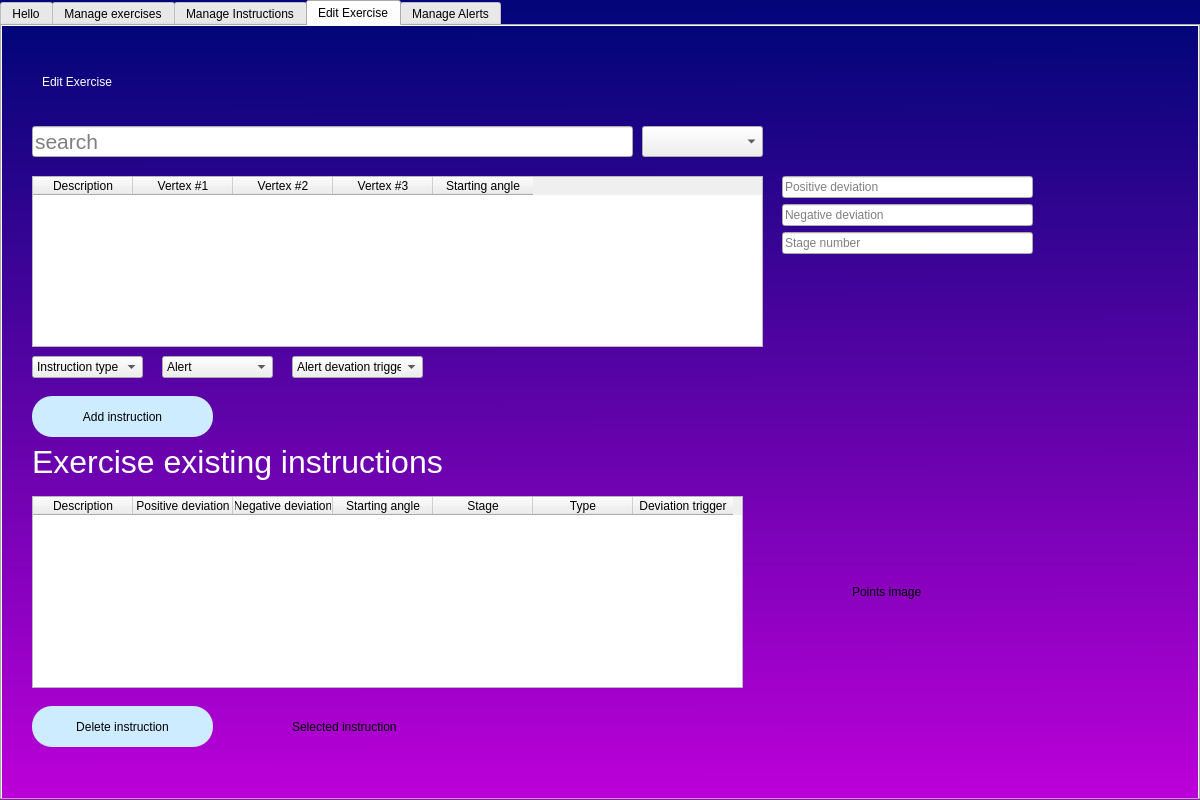
The window that ui/appAdmin.ui (AlonIvshin/AutomaticGymTrainer) describes before a commit, drawn with Qt 5.
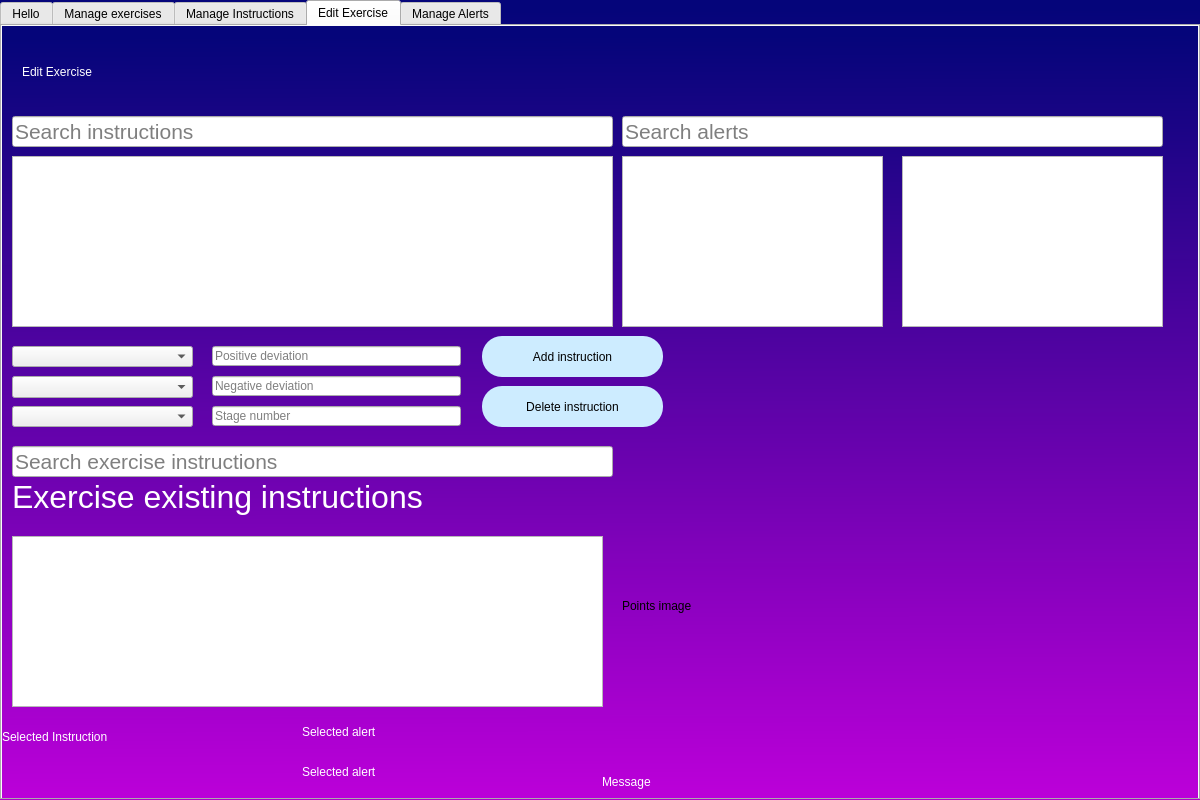
The same window after the commit. The open tabs and pages were chosen to show the change.

What changed in the file:
```diff
--- a/ui/appAdmin.ui
+++ b/ui/appAdmin.ui
@@ -571,83 +571,11 @@
        <attribute name="title">
         <string>Edit Exercise</string>
        </attribute>
-       <widget class="QTableWidget" name="tableWidget_2">
+       <widget class="QLineEdit" name="lineEdit_searchBarInstructionManageExerciseInstructions">
         <property name="geometry">
          <rect>
-          <x>30</x>
-          <y>150</y>
-          <width>731</width>
-          <height>171</height>
-         </rect>
-        </property>
-        <property name="selectionBehavior">
-         <enum>QAbstractItemView::SelectRows</enum>
-        </property>
-        <column>
-         <property name="text">
-          <string>Description</string>
-         </property>
-        </column>
-        <column>
-         <property name="text">
-          <string>Vertex #1</string>
-         </property>
-        </column>
-        <column>
-         <property name="text">
-          <string>Vertex #2</string>
-         </property>
-        </column>
-        <column>
-         <property name="text">
-          <string>Vertex #3</string>
-         </property>
-        </column>
-        <column>
-         <property name="text">
-          <string>Starting angle</string>
-         </property>
-        </column>
-       </widget>
-       <widget class="QLabel" name="label_header_edit_exercise">
-        <property name="geometry">
-         <rect>
-          <x>40</x>
-          <y>20</y>
-          <width>311</width>
-          <height>71</height>
-         </rect>
-        </property>
-        <property name="styleSheet">
-         <string notr="true">font: 75 36pt &quot;MS Shell Dlg 2&quot;;color:rgb(255, 255, 255)</string>
-        </property>
-        <property name="text">
-         <string>Edit Exercise</string>
-        </property>
-       </widget>
-       <widget class="QPushButton" name="bt_delete_6">
-        <property name="geometry">
-         <rect>
-          <x>30</x>
-          <y>680</y>
-          <width>181</width>
-          <height>41</height>
-         </rect>
-        </property>
-        <property name="styleSheet">
-         <string notr="true">border-radius:20px;
-font: 75 14pt &quot;MS Shell Dlg 2&quot;;
-background-color: rgb(205, 236, 255);</string>
-        </property>
-        <property name="text">
-         <string>Delete instruction</string>
-        </property>
-       </widget>
-       <widget class="QLineEdit" name="lineEdit_search_instruction_2">
-        <property name="geometry">
-         <rect>
-          <x>30</x>
-          <y>100</y>
+          <x>10</x>
+          <y>90</y>
           <width>601</width>
           <height>31</height>
          </rect>
@@ -661,117 +589,14 @@
          <string/>
         </property>
         <property name="placeholderText">
-         <string>search</string>
+         <string>Search instructions</string>
         </property>
        </widget>
-       <widget class="QWidget" name="formLayoutWidget_2">
+       <widget class="QPushButton" name="bt_deleteExerciseInstructionMngExerciseInstructions">
         <property name="geometry">
          <rect>
-          <x>780</x>
-          <y>150</y>
-          <width>251</width>
-          <height>101</height>
-         </rect>
-        </property>
-        <layout class="QFormLayout" name="formLayout_2">
-         <item row="0" column="0" colspan="2">
-          <widget class="QLineEdit" name="lineEdit_2">
-           <property name="text">
-            <string/>
-           </property>
-           <property name="placeholderText">
-            <string>Positive deviation</string>
-           </property>
-          </widget>
-         </item>
-         <item row="1" column="0" colspan="2">
-          <widget class="QLineEdit" name="lineEdit_3">
-           <property name="text">
-            <string/>
-           </property>
-           <property name="placeholderText">
-            <string>Negative deviation</string>
-           </property>
-          </widget>
-         </item>
-         <item row="2" column="0" colspan="2">
-          <widget class="QLineEdit" name="lineEdit_4">
-           <property name="text">
-            <string/>
-           </property>
-           <property name="placeholderText">
-            <string>Stage number</string>
-           </property>
-          </widget>
-         </item>
-        </layout>
-       </widget>
-       <widget class="QComboBox" name="comboBox_instructionType">
-        <property name="geometry">
-         <rect>
-          <x>30</x>
-          <y>330</y>
-          <width>111</width>
-          <height>22</height>
-         </rect>
-        </property>
-        <item>
-         <property name="text">
-          <string>Instruction type</string>
-         </property>
-        </item>
-        <item>
-         <property name="text">
-          <string>Static</string>
-         </property>
-        </item>
-        <item>
-         <property name="text">
-          <string>Dynamic</string>
-         </property>
-        </item>
-       </widget>
-       <widget class="QComboBox" name="comboBox_alert">
-        <property name="geometry">
-         <rect>
-          <x>160</x>
-          <y>330</y>
-          <width>111</width>
-          <height>22</height>
-         </rect>
-        </property>
-        <property name="currentText">
-         <string>Alert</string>
-        </property>
-        <item>
-         <property name="text">
-          <string>Alert</string>
-         </property>
-        </item>
-       </widget>
-       <widget class="QComboBox" name="comboBox_alertDevTrigger">
-        <property name="geometry">
-         <rect>
-          <x>290</x>
-          <y>330</y>
-          <width>131</width>
-          <height>22</height>
-         </rect>
-        </property>
-        <property name="currentText">
-         <string>Alert devation trigger</string>
-        </property>
-        <item>
-         <property name="text">
-          <string>Alert devation trigger</string>
-         </property>
-        </item>
-       </widget>
-       <widget class="QPushButton" name="bt_delete_8">
-        <property name="geometry">
-         <rect>
-          <x>30</x>
-          <y>370</y>
+          <x>480</x>
+          <y>360</y>
           <width>181</width>
           <height>41</height>
          </rect>
@@ -782,64 +607,141 @@
 background-color: rgb(205, 236, 255);</string>
         </property>
         <property name="text">
-         <string>Add instruction</string>
+         <string>Delete instruction</string>
         </property>
        </widget>
-       <widget class="QTableWidget" name="tableWidget_3">
+       <widget class="QLabel" name="label_selectedInstructionMngExerciseInstructions">
         <property name="geometry">
          <rect>
-          <x>30</x>
-          <y>470</y>
-          <width>711</width>
-          <height>192</height>
+          <x>0</x>
+          <y>690</y>
+          <width>291</width>
+          <height>41</height>
          </rect>
         </property>
+        <property name="styleSheet">
+         <string notr="true">color:rgb(255, 255, 255);
+font: 75 20pt &quot;MS Shell Dlg 2&quot;;</string>
+        </property>
+        <property name="text">
+         <string>Selected Instruction</string>
+        </property>
+       </widget>
+       <widget class="QLabel" name="label_selectedAlertMngExerciseInstructions">
+        <property name="geometry">
+         <rect>
+          <x>300</x>
+          <y>690</y>
+          <width>241</width>
+          <height>31</height>
+         </rect>
+        </property>
+        <property name="styleSheet">
+         <string notr="true">color:rgb(255, 255, 255);
+font: 75 20pt &quot;MS Shell Dlg 2&quot;;</string>
+        </property>
+        <property name="text">
+         <string>Selected alert</string>
+        </property>
+       </widget>
+       <widget class="QTableView" name="table_AlertsMngExerciseInstructions">
+        <property name="geometry">
+         <rect>
+          <x>620</x>
+          <y>130</y>
+          <width>261</width>
+          <height>171</height>
+         </rect>
+        </property>
         <property name="selectionBehavior">
          <enum>QAbstractItemView::SelectRows</enum>
         </property>
-        <column>
-         <property name="text">
-          <string>Description</string>
-         </property>
-        </column>
-        <column>
-         <property name="text">
-          <string>Positive deviation</string>
-         </property>
-        </column>
-        <column>
-         <property name="text">
-          <string>Negative deviation</string>
-         </property>
-        </column>
-        <column>
-         <property name="text">
-          <string>Starting angle</string>
-         </property>
-        </column>
-        <column>
-         <property name="text">
-          <string>Stage</string>
-         </property>
-        </column>
-        <column>
-         <property name="text">
-          <string>Type</string>
-         </property>
-        </column>
-        <column>
-         <property name="text">
-          <string>Deviation trigger</string>
-         </property>
-        </column>
+       </widget>
+       <widget class="QLineEdit" name="lineEdit_stageMngExerciseInstructions">
+        <property name="geometry">
+         <rect>
+          <x>210</x>
+          <y>380</y>
+          <width>249</width>
+          <height>20</height>
+         </rect>
+        </property>
+        <property name="text">
+         <string/>
+        </property>
+        <property name="placeholderText">
+         <string>Stage number</string>
+        </property>
+       </widget>
+       <widget class="QLineEdit" name="lineEdit_negDevMngExerciseInstructions">
+        <property name="geometry">
+         <rect>
+          <x>210</x>
+          <y>350</y>
+          <width>249</width>
+          <height>20</height>
+         </rect>
+        </property>
+        <property name="text">
+         <string/>
+        </property>
+        <property name="placeholderText">
+         <string>Negative deviation</string>
+        </property>
+       </widget>
+       <widget class="QTableView" name="table_extendedAlertsMngExerciseInstructions">
+        <property name="geometry">
+         <rect>
+          <x>900</x>
+          <y>130</y>
+          <width>261</width>
+          <height>171</height>
+         </rect>
+        </property>
+        <property name="selectionBehavior">
+         <enum>QAbstractItemView::SelectRows</enum>
+        </property>
+       </widget>
+       <widget class="QLineEdit" name="lineEdit_posDevMngExerciseInstructions">
+        <property name="geometry">
+         <rect>
+          <x>210</x>
+          <y>320</y>
+          <width>249</width>
+          <height>20</height>
+         </rect>
+        </property>
+        <property name="text">
+         <string/>
+        </property>
+        <property name="placeholderText">
+         <string>Positive deviation</string>
+        </property>
+       </widget>
+       <widget class="QLabel" name="label_selectedExtendedAlertMngExerciseInstructions">
+        <property name="geometry">
+         <rect>
+          <x>300</x>
+          <y>730</y>
+          <width>301</width>
+          <height>31</height>
+         </rect>
+        </property>
+        <property name="styleSheet">
+         <string notr="true">color:rgb(255, 255, 255);
+font: 75 20pt &quot;MS Shell Dlg 2&quot;;</string>
+        </property>
+        <property name="text">
+         <string>Selected alert</string>
+        </property>
        </widget>
        <widget class="QLabel" name="label_header_edit_exercise_2">
         <property name="geometry">
          <rect>
-          <x>30</x>
-          <y>400</y>
+          <x>10</x>
+          <y>450</y>
           <width>601</width>
-          <height>71</height>
+          <height>41</height>
          </rect>
         </property>
         <property name="font">
@@ -861,37 +763,169 @@
        <widget class="QLabel" name="label_2">
         <property name="geometry">
          <rect>
-          <x>850</x>
-          <y>500</y>
-          <width>241</width>
-          <height>131</height>
+          <x>600</x>
+          <y>740</y>
+          <width>171</width>
+          <height>31</height>
+         </rect>
+        </property>
+        <property name="styleSheet">
+         <string notr="true">color:rgb(255, 255, 255);
+font: 75 20pt &quot;MS Shell Dlg 2&quot;;</string>
+        </property>
+        <property name="text">
+         <string>Message</string>
+        </property>
+       </widget>
+       <widget class="QComboBox" name="comboBox_selectExerciseMngExerciseInstructions">
+        <property name="geometry">
+         <rect>
+          <x>10</x>
+          <y>320</y>
+          <width>181</width>
+          <height>21</height>
+         </rect>
+        </property>
+        <property name="currentText">
+         <string/>
+        </property>
+       </widget>
+       <widget class="QTableView" name="table_instructionsMngExerciseInstructions">
+        <property name="geometry">
+         <rect>
+          <x>10</x>
+          <y>130</y>
+          <width>601</width>
+          <height>171</height>
+         </rect>
+        </property>
+        <property name="selectionBehavior">
+         <enum>QAbstractItemView::SelectRows</enum>
+        </property>
+       </widget>
+       <widget class="QLabel" name="label_bodykeypointsMngExerciseInstructions">
+        <property name="geometry">
+         <rect>
+          <x>620</x>
+          <y>430</y>
+          <width>528</width>
+          <height>300</height>
          </rect>
         </property>
         <property name="text">
          <string>Points image</string>
         </property>
        </widget>
-       <widget class="QLabel" name="label_3">
+       <widget class="QLineEdit" name="lineEdit_searchBarExerciseInstructionBarManageExerciseInstructions">
         <property name="geometry">
          <rect>
-          <x>290</x>
-          <y>690</y>
+          <x>10</x>
+          <y>420</y>
+          <width>601</width>
+          <height>31</height>
+         </rect>
+        </property>
+        <property name="font">
+         <font>
+          <pointsize>16</pointsize>
+         </font>
+        </property>
+        <property name="text">
+         <string/>
+        </property>
+        <property name="placeholderText">
+         <string>Search exercise instructions</string>
+        </property>
+       </widget>
+       <widget class="QComboBox" name="comboBox_instructionTypeMngExerciseInstructions">
+        <property name="geometry">
+         <rect>
+          <x>10</x>
+          <y>380</y>
           <width>181</width>
           <height>21</height>
          </rect>
         </property>
+       </widget>
+       <widget class="QPushButton" name="bt_addExerciseInstructionMngExerciseInstructions">
+        <property name="geometry">
+         <rect>
+          <x>480</x>
+          <y>310</y>
+          <width>181</width>
+          <height>41</height>
+         </rect>
+        </property>
+        <property name="styleSheet">
+         <string notr="true">border-radius:20px;
+font: 75 14pt &quot;MS Shell Dlg 2&quot;;
+background-color: rgb(205, 236, 255);</string>
+        </property>
         <property name="text">
-         <string>Selected instruction</string>
+         <string>Add instruction</string>
         </property>
        </widget>
-       <widget class="QComboBox" name="comboBox_selectExercise">
+       <widget class="QLineEdit" name="lineEdit_searchBarAlertsManageExerciseInstructions">
         <property name="geometry">
          <rect>
-          <x>640</x>
-          <y>100</y>
-          <width>121</width>
+          <x>620</x>
+          <y>90</y>
+          <width>541</width>
           <height>31</height>
          </rect>
+        </property>
+        <property name="font">
+         <font>
+          <pointsize>16</pointsize>
+         </font>
+        </property>
+        <property name="text">
+         <string/>
+        </property>
+        <property name="placeholderText">
+         <string>Search alerts</string>
+        </property>
+       </widget>
+       <widget class="QTableView" name="table_ExerciseInstructionsMngExerciseInstructions">
+        <property name="geometry">
+         <rect>
+          <x>10</x>
+          <y>510</y>
+          <width>591</width>
+          <height>171</height>
+         </rect>
+        </property>
+        <property name="selectionBehavior">
+         <enum>QAbstractItemView::SelectRows</enum>
+        </property>
+       </widget>
+       <widget class="QComboBox" name="comboBox_alertDevTriggerMngExerciseInstructions">
+        <property name="geometry">
+         <rect>
+          <x>10</x>
+          <y>350</y>
+          <width>181</width>
+          <height>22</height>
+         </rect>
+        </property>
+        <property name="currentText">
+         <string/>
+        </property>
+       </widget>
+       <widget class="QLabel" name="label_header_edit_exercise">
+        <property name="geometry">
+         <rect>
+          <x>20</x>
+          <y>10</y>
+          <width>311</width>
+          <height>71</height>
+         </rect>
+        </property>
+        <property name="styleSheet">
+         <string notr="true">font: 75 36pt &quot;MS Shell Dlg 2&quot;;color:rgb(255, 255, 255)</string>
+        </property>
+        <property name="text">
+         <string>Edit Exercise</string>
         </property>
        </widget>
       </widget>
```
Left out of the diff: 4 changed lines with no effect on the pictures.
